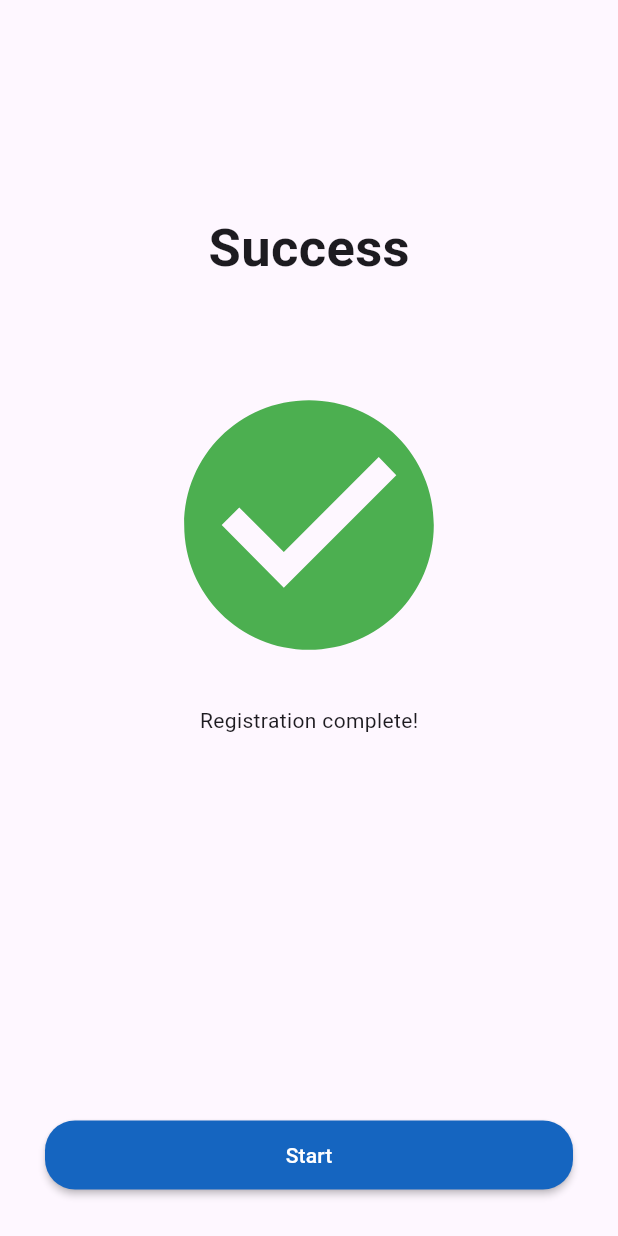
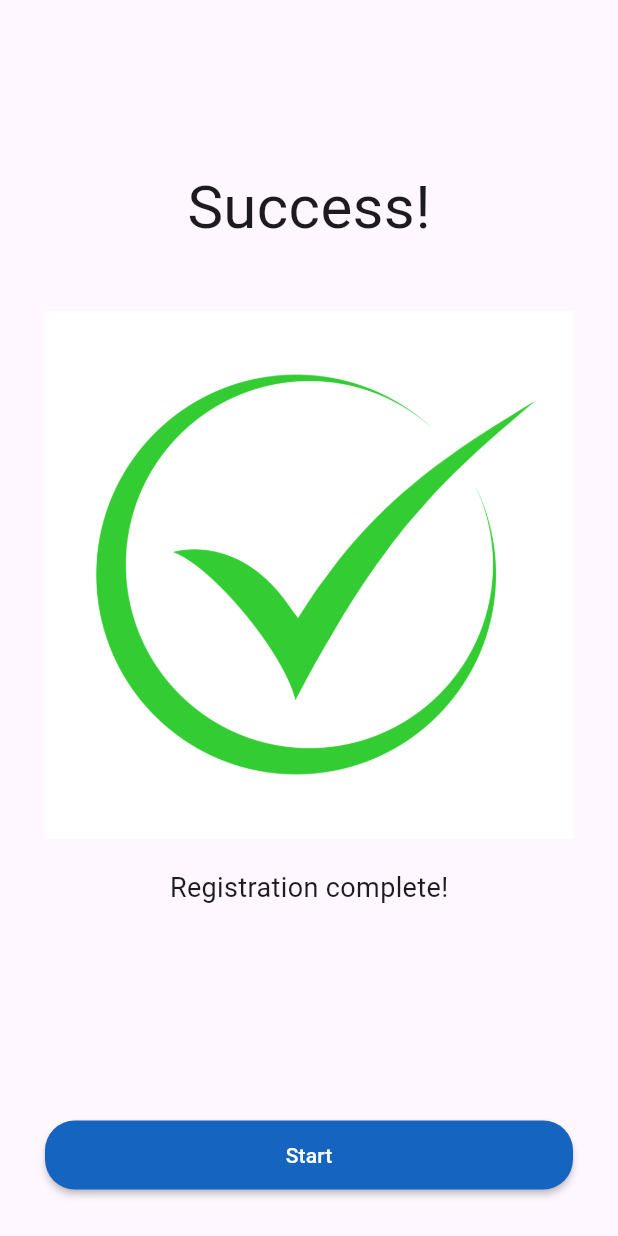
Before and after one commit to Omar-Qaneer/LetsGraduate_Mobile, a Flutter app: the SuccessResetPassword screen opened by its route, on a phone screen of 412 x 824 dp. Run offline on Flutter 3.47's test engine with Material 3 defaults, Android fonts, the phone set to English and light mode, and no system bars; our stand-ins replace flutter_otp_text_field, get, shared_preferences; accounts and stored records are empty.

Commit message:
Edit on SuccesResetPassword Page design
Add external image green checkmark and edit padding

```diff
--- a/lib/core/constant/imageasset.dart
+++ b/lib/core/constant/imageasset.dart
@@ -1,4 +1,5 @@
 class AppImageAsset {
   static const String rootImages = "assets/images";
   static const String logoImage = "$rootImages/letsgraduate-logo-with-text.png";
+  static const String successImage = "$rootImages/success_checkmark.jpg";
 }
--- a/lib/view/screen/auth/forgetpassword/success_resetpassword.dart
+++ b/lib/view/screen/auth/forgetpassword/success_resetpassword.dart
@@ -1,4 +1,5 @@
 import 'package:flutter/material.dart';
+import 'package:flutter_application_1/core/constant/imageasset.dart';
 import 'package:flutter_application_1/view/widget/auth/custommaterialbuttonauth.dart';
 
 class SuccessResetPassword extends StatelessWidget {
@@ -12,23 +13,20 @@ class SuccessResetPassword extends StatelessWidget {
         child: Column(
           children: [
             const Padding(
-              padding: EdgeInsets.only(top: 110, bottom: 60),
+              padding: EdgeInsets.only(top: 80, bottom: 40),
               child: Text(
-                "Success",
-                style: TextStyle(fontWeight: FontWeight.bold, fontSize: 35),
+                "Success!",
+                style: TextStyle(fontSize: 40),
               ),
             ),
-            const Center(
-              child: Icon(
-                Icons.check_circle_sharp,
-                size: 200,
-                color: Colors.green,
-              ),
-            ),
+            Center(child: Image.asset(AppImageAsset.successImage)),
             const SizedBox(
               height: 20,
             ),
-            const Text("Registration complete!"),
+            const Text(
+              "Registration complete!",
+              style: TextStyle(fontSize: 18),
+            ),
             const Spacer(),
             SizedBox(
               width: double.infinity,
```
Also changed, not shown: assets/images/success_checkmark.jpg (added).
